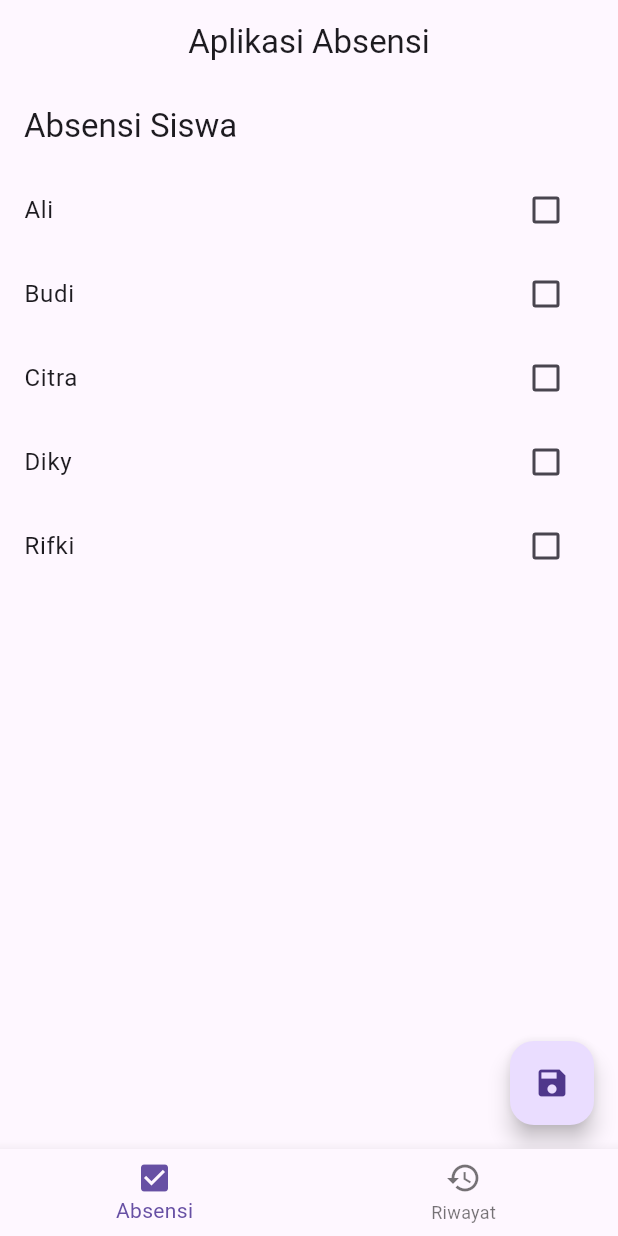
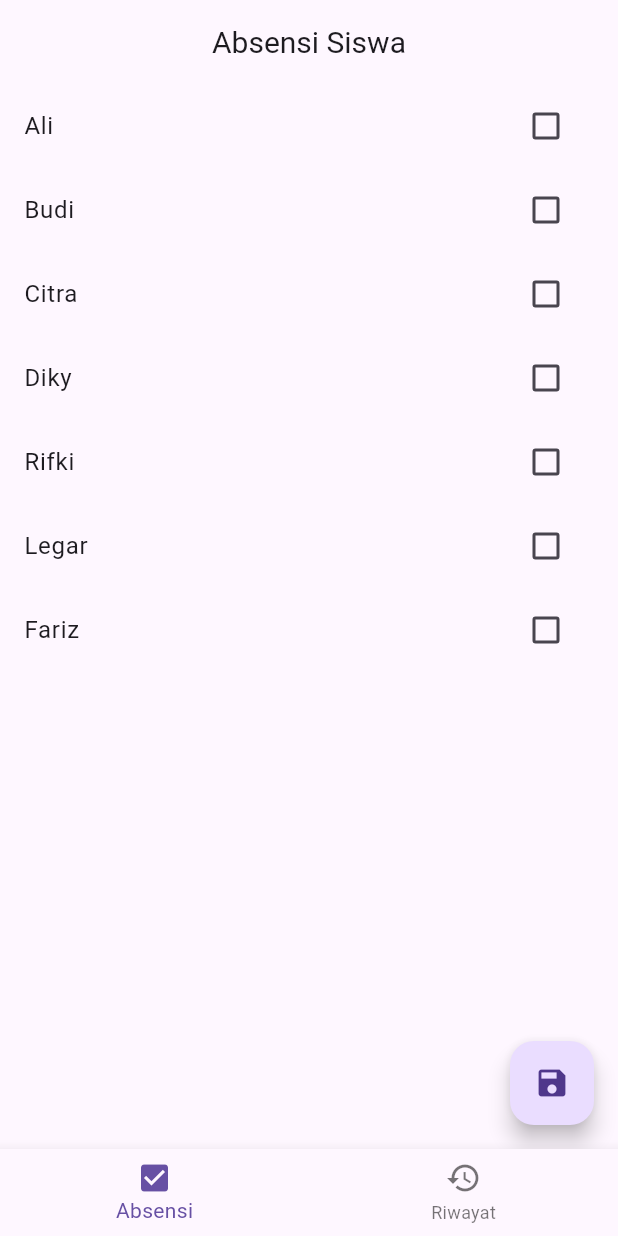
Before and after one commit to Rimuren/Aplikasi_Absensi, a Flutter app: the screen it shows after launch, on a phone screen of 412 x 824 dp. Run offline on Flutter 3.47's test engine with Material 3 defaults, Android fonts, the phone set to English and light mode, and no system bars.

Commit message:
Absensi_App

```diff
--- a/lib/providers/absensi_provider.dart
+++ b/lib/providers/absensi_provider.dart
@@ -7,7 +7,9 @@ class AbsensiProvider extends ChangeNotifier {
     Siswa(nama: 'Budi'),
     Siswa(nama: 'Citra'),
     Siswa(nama: 'Diky'),
-    Siswa(nama: 'Rifki')
+    Siswa(nama: 'Rifki'),
+    Siswa(nama: 'Legar'),
+    Siswa(nama: 'Fariz')
   ];
 
   final List<Map<String, dynamic>> _riwayat = [];
--- a/lib/views/absensi_screen.dart
+++ b/lib/views/absensi_screen.dart
@@ -11,9 +11,6 @@ class AbsensiScreen extends StatelessWidget {
     final daftarSiswa = provider.daftarSiswa;
 
     return Scaffold(
-      appBar: AppBar(
-        title: const Text('Absensi Siswa'),
-      ),
       body: Column(
         children: [
           Expanded(
--- a/lib/views/home_screen.dart
+++ b/lib/views/home_screen.dart
@@ -21,7 +21,7 @@ class _HomeScreenState extends State<HomeScreen> {
     return Scaffold(
       appBar: AppBar(
         centerTitle: true,
-        title: const Text('Aplikasi Absensi'),
+        title: const Text('Absensi Siswa',style: TextStyle(fontSize: 20)),
       ),
       body: _halaman[_halamanSaatIni],
       bottomNavigationBar: BottomNavigationBar(
```
